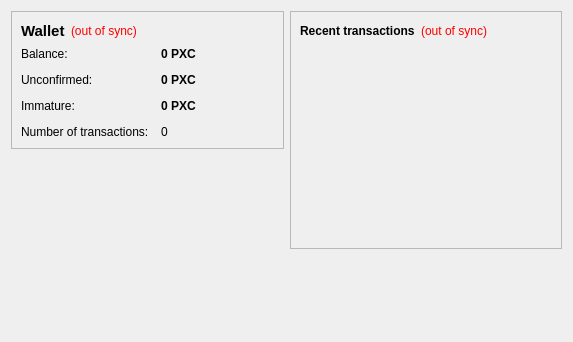
The window that src/qt/forms/overviewpage.ui (ghostlander/Phoenixcoin) describes before a commit, drawn with Qt 5.
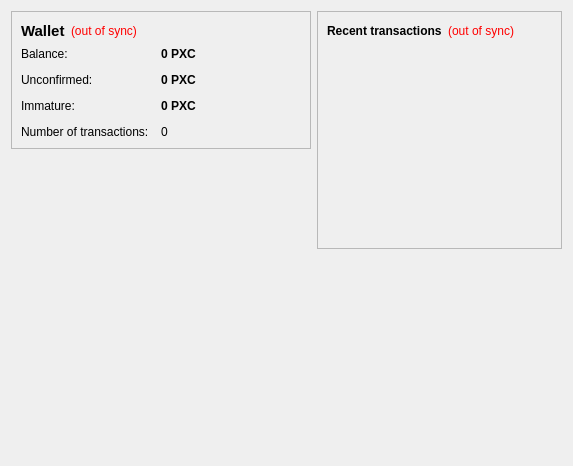
The same window after the commit. Icons and pictures are not drawn.

```diff
--- a/src/qt/forms/overviewpage.ui
+++ b/src/qt/forms/overviewpage.ui
@@ -189,6 +189,43 @@
        </layout>
       </widget>
      </item>
+     <item alignment="Qt::AlignHCenter|Qt::AlignTop">
+      <widget class="QLabel" name="phoenix">
+       <property name="enabled">
+        <bool>true</bool>
+       </property>
+       <property name="sizePolicy">
+        <sizepolicy hsizetype="Fixed" vsizetype="Fixed">
+         <horstretch>0</horstretch>
+         <verstretch>0</verstretch>
+        </sizepolicy>
+       </property>
+       <property name="minimumSize">
+        <size>
+         <width>300</width>
+         <height>300</height>
+        </size>
+       </property>
+       <property name="maximumSize">
+        <size>
+         <width>300</width>
+         <height>300</height>
+        </size>
+       </property>
+       <property name="baseSize">
+        <size>
+         <width>300</width>
+         <height>300</height>
+        </size>
+       </property>
+       <property name="styleSheet">
+        <string notr="true">image: url(:/images/phoenix);</string>
+       </property>
+       <property name="text">
+        <string/>
+       </property>
+      </widget>
+     </item>
      <item>
       <spacer name="verticalSpacer">
        <property name="orientation">
```
Left out of the diff: 3 changed lines with no effect on the pictures.
